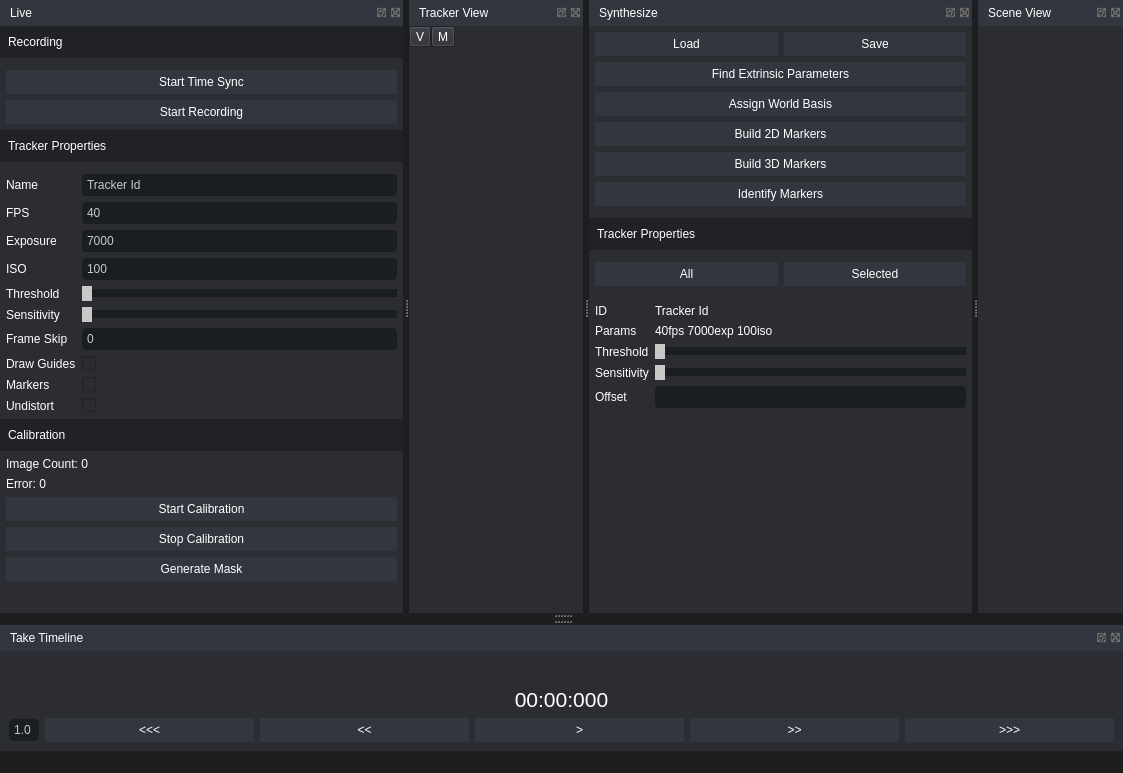
The window that VectorSynth/mainwindow.ui (Rob2048/VectorONE) describes before a commit, drawn with Qt 5.
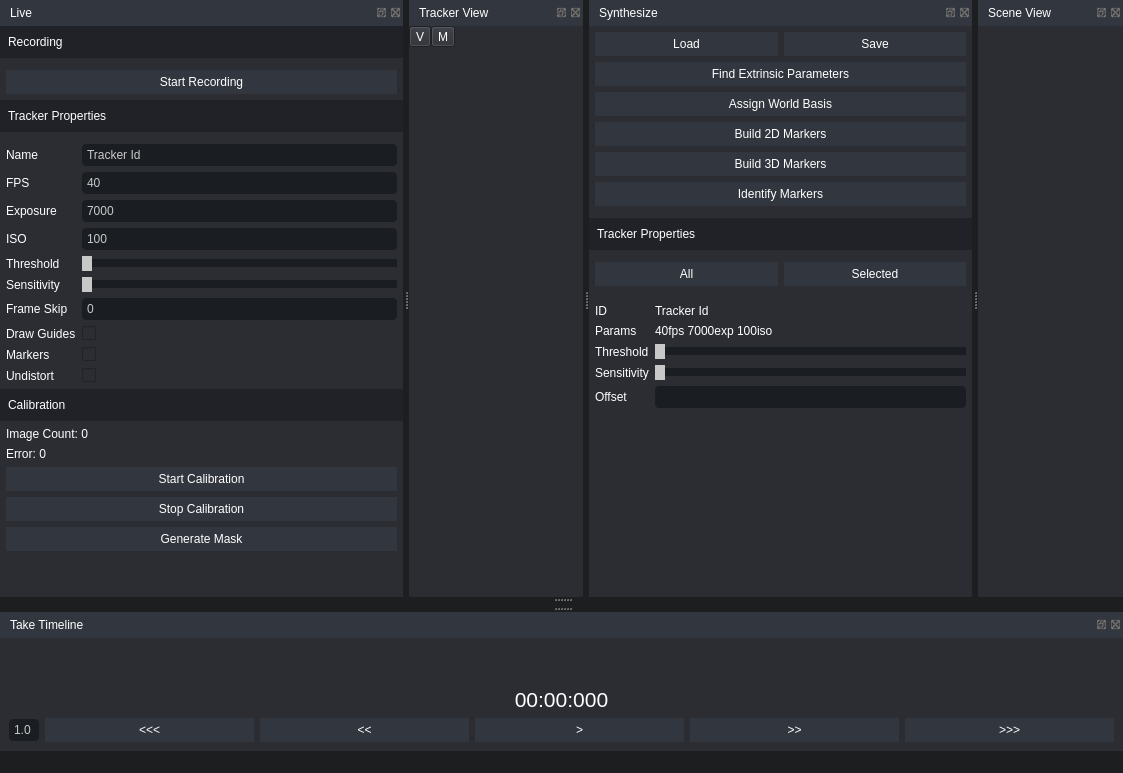
The same window after the commit.

Patch:
```diff
--- a/VectorSynth/mainwindow.ui
+++ b/VectorSynth/mainwindow.ui
@@ -259,13 +259,6 @@
        <property name="rightMargin">
         <number>6</number>
        </property>
-       <item>
-        <widget class="QPushButton" name="btnSyncTime">
-         <property name="text">
-          <string>Start Time Sync</string>
-         </property>
-        </widget>
-       </item>
        <item>
         <widget class="QPushButton" name="btnStartRecording">
          <property name="text">
```
